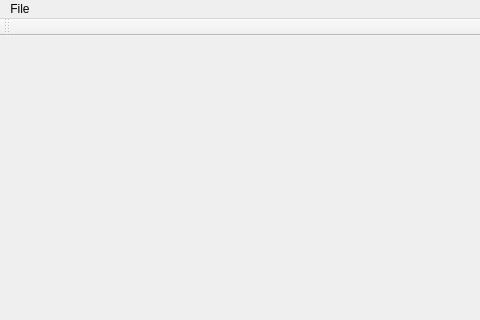
monsieur7/robotProjet, file mainwindow.ui: the form before one commit; both pictures show x 0 to 480 and y 0 to 320 of the 1453 by 745 pixel window.
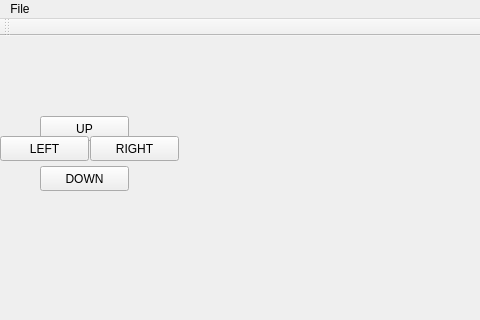
The form after the commit.

Commit message: added first work for camera movement

Patch:
```diff
--- a/mainwindow.ui
+++ b/mainwindow.ui
@@ -343,6 +343,58 @@
      <string>Arrière</string>
     </property>
    </widget>
+   <widget class="QPushButton" name="CAMERA_UP">
+    <property name="geometry">
+     <rect>
+      <x>40</x>
+      <y>80</y>
+      <width>89</width>
+      <height>25</height>
+     </rect>
+    </property>
+    <property name="text">
+     <string>UP</string>
+    </property>
+   </widget>
+   <widget class="QPushButton" name="CAMERA_DOWN">
+    <property name="geometry">
+     <rect>
+      <x>40</x>
+      <y>130</y>
+      <width>89</width>
+      <height>25</height>
+     </rect>
+    </property>
+    <property name="text">
+     <string>DOWN</string>
+    </property>
+   </widget>
+   <widget class="QPushButton" name="CAMERA_RIGHT">
+    <property name="geometry">
+     <rect>
+      <x>90</x>
+      <y>100</y>
+      <width>89</width>
+      <height>25</height>
+     </rect>
+    </property>
+    <property name="text">
+     <string>RIGHT</string>
+    </property>
+   </widget>
+   <widget class="QPushButton" name="CAMERA_LEFT">
+    <property name="geometry">
+     <rect>
+      <x>0</x>
+      <y>100</y>
+      <width>89</width>
+      <height>25</height>
+     </rect>
+    </property>
+    <property name="text">
+     <string>LEFT</string>
+    </property>
+   </widget>
   </widget>
   <widget class="QMenuBar" name="menuBar">
    <property name="geometry">
```
The commit also changes 5 other files.
